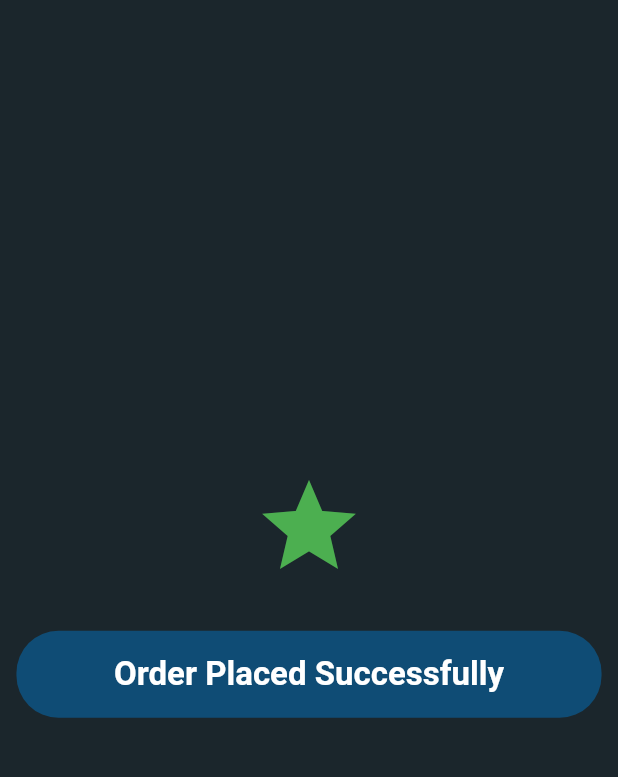
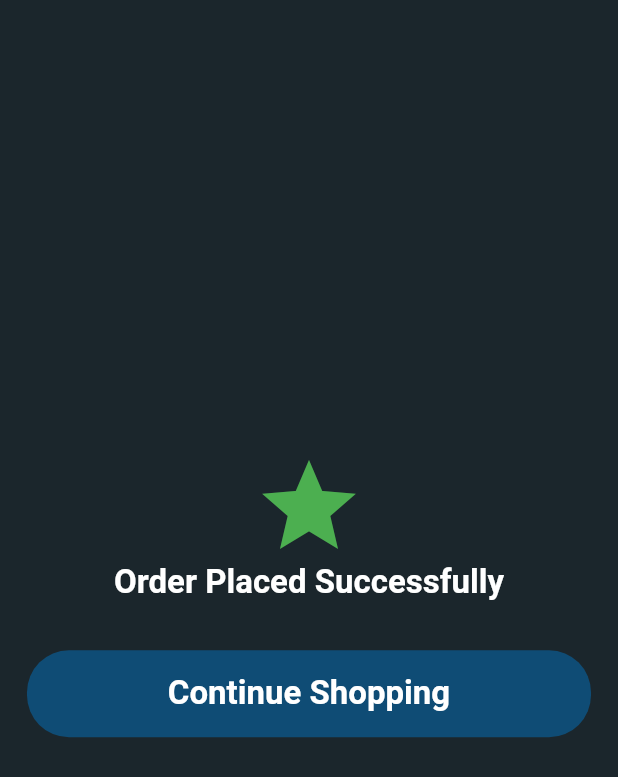
Before and after one commit to maneendrag/asp_demo, a Flutter app: the OrderSuccessScreen screen opened by its route, on a phone screen of 412 x 824 dp. Shown: the top 777 px of the screen. Run offline on Flutter 3.47's test engine with Material 2 defaults, Android fonts, the phone set to English and light mode, and no system bars; our stand-ins replace bot_toast, carousel_slider, connectivity, dartz, dio, firebase_auth and 11 more; missing offline and left inert: hasura_connect, stacked_hooks; accounts and stored records are empty.

Commit message:
till IOS

```diff
--- a/lib/screen/login/login_view_model.dart
+++ b/lib/screen/login/login_view_model.dart
@@ -100,7 +100,7 @@ class LoginViewModel extends BaseViewModel {
 
 
         await HiveConfig.putSingleObject(HiveBox.DataModel, _appLevelModel);
-        setBusy(false);
+        // setBusy(false);
       } else {
         snackbarService.showSnackbar(message: "User Sign Up Failed");
         setBusy(false);
@@ -198,7 +198,7 @@ class LoginViewModel extends BaseViewModel {
 
         print(_appLevelModel.userID);
 
-        setBusy(false);
+        // setBusy(false);
       } else {
         print("User unsuccessful login");
         setBusy(false);
--- a/lib/screen/orders/order_details_screen.dart
+++ b/lib/screen/orders/order_details_screen.dart
@@ -9,12 +9,10 @@ class OrderDetailsScreen extends StatelessWidget {
   Widget build(BuildContext context) {
     return Scaffold(body: Padding(
       padding: EdgeInsets.symmetric(horizontal: 12),
+      child: SafeArea(
         child: Column(
           crossAxisAlignment: CrossAxisAlignment.start,
           children: [
-        const SizedBox(
-          height: 38,
-        ),
           const Text(
             "Orders Details",
             style: TextStyle(
@@ -121,6 +119,7 @@ class OrderDetailsScreen extends StatelessWidget {
           ),
 
         ],),
+      ),
     ),);
   }
 }
--- a/lib/screen/orders/order_successful_screen.dart
+++ b/lib/screen/orders/order_successful_screen.dart
@@ -17,37 +17,37 @@ class _OrderSuccessScreenState extends State<OrderSuccessScreen> {
 
   @override
   Widget build(BuildContext context) {
-    return Scaffold(body: Column(children: [
+    return Scaffold(body:
+    Column(
+      mainAxisAlignment: MainAxisAlignment.center,
+      children: [
+      const Icon(Icons.star, color: Colors.green,size: 75,),
+      const Text(
+        "Order Placed Successfully",
+        style: TextStyle(
+            color: Colors.white,
+            fontSize: 22,
+            fontWeight: FontWeight.bold),
+      ),
       GestureDetector(
         onTap: (){
           navigationService.pushNamedAndRemoveUntil(Routes.productsScreen);
         },
-        child: Center(
         child: Container(
-            height: MediaQuery.of(context).size.height,
-
-            child: Column(
-              mainAxisAlignment: MainAxisAlignment.center,
-              children: [
-                const Icon(Icons.star, color: Colors.green,size: 75,),
-                Container(
-                  margin:
-                  EdgeInsets.symmetric(vertical: 32),
+          margin: const EdgeInsets.symmetric(vertical: 32,horizontal: 18),
           padding: const EdgeInsets.symmetric(
               horizontal: 65, vertical: 16),
           decoration: BoxDecoration(
               borderRadius:
               BorderRadius.circular(28),
               color: const Color(0xff0F4C75)),
+          child: Center(
             child: const Text(
-                    "Order Placed Successfully",
+              "Continue Shopping",
               style: TextStyle(
                   color: Colors.white,
                   fontSize: 22,
                   fontWeight: FontWeight.bold),
-                  ),
-                ),
-              ],
             ),
           ),
         ),
```
Also changed, not shown: lib/screen/general_screens/about_us_screen.dart (+4 -4 lines), lib/screen/general_screens/privacy_policy_screen.dart (+6 -4 lines), lib/screen/general_screens/terms_and_conditions_screen.dart (+6 -4 lines), lib/screen/profile/profile_screen.dart (+4 -4 lines), 3 other files. Lines whose indentation alone changed are shown as unchanged.
